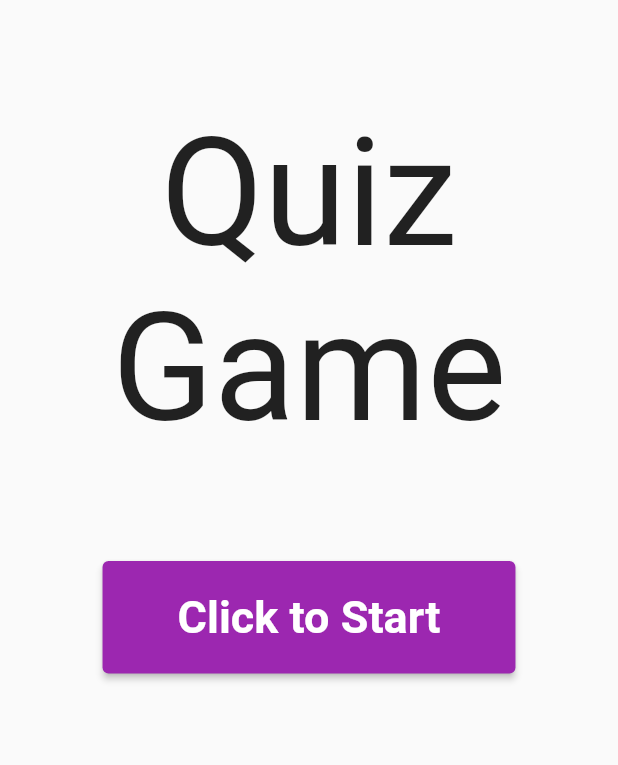
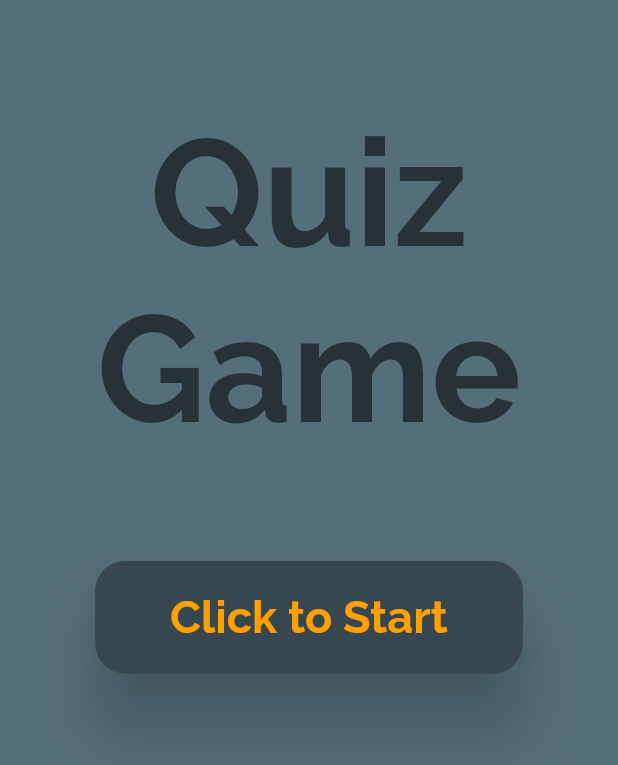
Before and after one commit to cjp-engr/cj-flutter-quiz-app, a Flutter app: the screen it shows after launch, on a phone screen of 412 x 824 dp. Shown: the top 765 px of the screen. Run offline on Flutter 3.47's test engine with Material 2 defaults, Android fonts, the phone set to English and light mode, and no system bars.

Commit message:
add design

```diff
--- a/lib/main.dart
+++ b/lib/main.dart
@@ -1,6 +1,5 @@
 import 'package:flutter/material.dart';
 import 'package:quiz_app/screens/welcome_screen.dart';
-import 'package:quiz_app/widgets/questions_answers.dart';
 
 void main() {
   runApp(const MyApp());
@@ -16,7 +15,51 @@ class MyApp extends StatelessWidget {
       debugShowCheckedModeBanner: false,
       title: 'Flutter Demo',
       theme: ThemeData(
-        primarySwatch: Colors.blue,
+        textTheme: const TextTheme(
+          headline1: TextStyle(
+            fontSize: 100,
+            fontWeight: FontWeight.bold,
+          ),
+          headline4: TextStyle(
+            fontSize: 30,
+            fontWeight: FontWeight.bold,
+          ),
+          headline3: TextStyle(
+            fontSize: 25,
+            fontWeight: FontWeight.bold,
+          ),
+          subtitle1: TextStyle(
+            fontSize: 20,
+            fontWeight: FontWeight.bold,
+          ),
+        ),
+        fontFamily: 'Raleway',
+        backgroundColor: Colors.blueGrey[600],
+        // splashColor: Colors.red,
+        primaryColor: Colors.amber.shade700,
+        elevatedButtonTheme: ElevatedButtonThemeData(
+          style: ButtonStyle(
+            overlayColor: MaterialStateProperty.all(
+              Colors.red,
+            ),
+            backgroundColor: MaterialStateProperty.all(
+              Colors.blueGrey[800],
+            ),
+            animationDuration: const Duration(milliseconds: 100),
+            padding: MaterialStateProperty.all(
+              const EdgeInsets.symmetric(
+                horizontal: 50,
+                vertical: 20,
+              ),
+            ),
+            elevation: MaterialStateProperty.all(20),
+            shape: MaterialStateProperty.all(
+              RoundedRectangleBorder(
+                borderRadius: BorderRadius.circular(20.0),
+              ),
+            ),
+          ),
+        ),
       ),
       home: const WelcomeScreen(),
     );
--- a/lib/providers/api_question_answer.dart
+++ b/lib/providers/api_question_answer.dart
@@ -6,7 +6,7 @@ import 'package:http/http.dart' as http;
 class ApiQuestionAnswer {
   Future<List<Results>?> getStates() async {
     Uri url = Uri.parse(
-        "https://opentdb.com/api.php?amount=10&difficulty=easy&type=multiple");
+        "https://opentdb.com/api.php?amount=100&difficulty=easy&type=multiple");
 
     var response = await http.get(url);
     if (response.statusCode == 200) {
@@ -17,7 +17,6 @@ class ApiQuestionAnswer {
       try {
         List<Results> results =
             (statesJsonArray as List).map((e) => Results.fromJson(e)).toList();
-
         return results;
       } catch (e) {
         log('try failed $e');
--- a/lib/screens/welcome_screen.dart
+++ b/lib/screens/welcome_screen.dart
@@ -7,17 +7,16 @@ class WelcomeScreen extends StatelessWidget {
   @override
   Widget build(BuildContext context) {
     return Scaffold(
+      backgroundColor: Theme.of(context).backgroundColor,
       body: SafeArea(
         child: Center(
           child: Column(
             children: [
-              const Padding(
-                padding: EdgeInsets.only(top: 70),
+              Padding(
+                padding: const EdgeInsets.only(top: 70),
                 child: Text(
                   'Quiz Game',
-                  style: TextStyle(
-                    fontSize: 100,
-                  ),
+                  style: Theme.of(context).textTheme.headline1,
                   textAlign: TextAlign.center,
                 ),
               ),
@@ -32,13 +31,13 @@ class WelcomeScreen extends StatelessWidget {
                       ),
                     );
                   },
-                  child: const Text('Click to Start'),
-                  style: ElevatedButton.styleFrom(
-                    primary: Colors.purple,
-                    padding: const EdgeInsets.symmetric(
-                        horizontal: 50, vertical: 20),
-                    textStyle: const TextStyle(
-                        fontSize: 30, fontWeight: FontWeight.bold),
+                  child: Text(
+                    'Click to Start',
+                    style: Theme.of(context).textTheme.headline4!.merge(
+                          TextStyle(
+                            color: Theme.of(context).primaryColor,
+                          ),
+                        ),
                   ),
                 ),
               ),
--- a/lib/widgets/questions_answers.dart
+++ b/lib/widgets/questions_answers.dart
@@ -24,11 +24,12 @@ class _QuestionsAnswersState extends State<QuestionsAnswers> {
   @override
   Widget build(BuildContext context) {
     return Scaffold(
+      backgroundColor: Theme.of(context).backgroundColor,
       appBar: AppBar(
         elevation: 0.0,
         backgroundColor: Colors.transparent,
         centerTitle: true,
-        title: const Text('Trivia questions'),
+        //title: const Text('Trivia questions'),
       ),
       body: _futureWidget(),
     );
```
Also changed, not shown: lib/screens/questions_answers_screen.dart (+39 -28 lines), lib/screens/score_screen.dart (+16 -8 lines), lib/widgets/options.dart (+5 -2 lines), pubspec.yaml (+5 -6 lines), assets/fonts/Raleway-Bold.ttf (added), assets/fonts/Raleway-Light.ttf (added), pubspec.lock.
